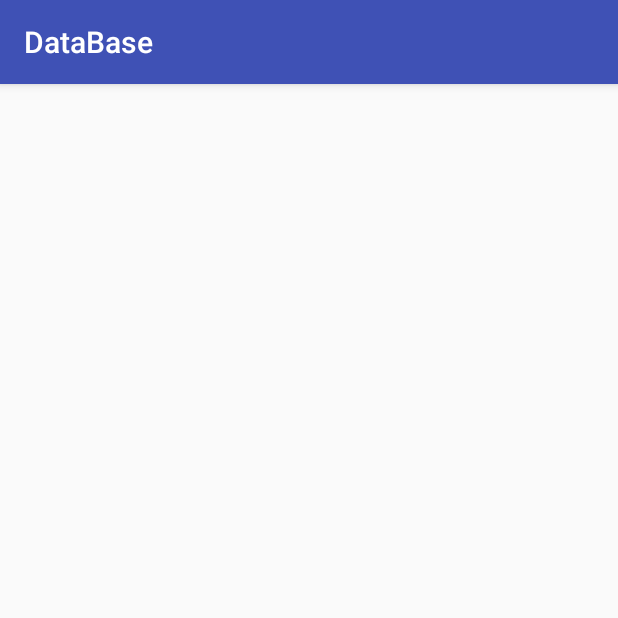
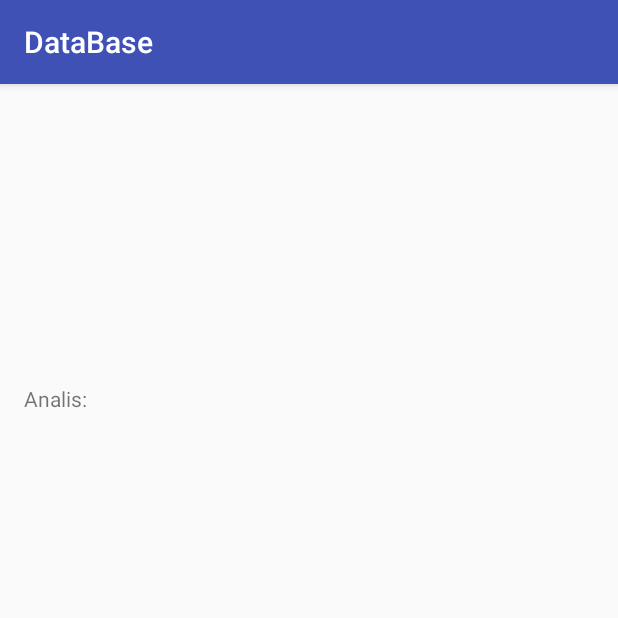
Before and after one commit to sailsdima/Database, an Android app: the SyntaxisAnalisatorActivity screen opened directly, with no data from a screen before it, on a phone screen of 412 x 824 dp, the top half of it. Run offline under Robolectric (Android 15) with nearby library versions, the phone set to English and light mode, and no system bars.

Commit message:
updated syntaxisAnalisatorActivity and xml File. created menu_analisators.xml

```diff
--- a/app/src/main/java/com/example/sails/database/CustomQueryActivity.java
+++ b/app/src/main/java/com/example/sails/database/CustomQueryActivity.java
@@ -107,11 +107,7 @@ public class CustomQueryActivity extends AppCompatActivity implements View.OnCli
 
                     c.close();
                 }
-
-
-
                 keyWordsInsertion(arrColumns.toArray());
-
                 break;
 
         }
--- a/app/src/main/java/com/example/sails/database/SyntaxisAnalisatorActivity.java
+++ b/app/src/main/java/com/example/sails/database/SyntaxisAnalisatorActivity.java
@@ -2,12 +2,20 @@ package com.example.sails.database;
 
 import android.support.v7.app.AppCompatActivity;
 import android.os.Bundle;
+import android.widget.TextView;
 
 public class SyntaxisAnalisatorActivity extends AppCompatActivity {
+
+    TextView textViewSyntAnalisatorAnalis, textViewSyntAnalisatorQuery;
 
     @Override
     protected void onCreate(Bundle savedInstanceState) {
         super.onCreate(savedInstanceState);
         setContentView(R.layout.activity_syntaxis_analisator);
+
+        textViewSyntAnalisatorAnalis = (TextView) findViewById(R.id.textViewSyntAnalisatorAnalis);
+        textViewSyntAnalisatorQuery = (TextView) findViewById(R.id.textViewSyntAnalisatorQuery);
+
+        textViewSyntAnalisatorQuery.setText(getIntent().getStringExtra("query"));
     }
 }
--- a/app/src/main/res/layout/activity_syntaxis_analisator.xml
+++ b/app/src/main/res/layout/activity_syntaxis_analisator.xml
@@ -1,12 +1,36 @@
 <?xml version="1.0" encoding="utf-8"?>
-<RelativeLayout xmlns:android="http://schemas.android.com/apk/res/android"
+<LinearLayout xmlns:android="http://schemas.android.com/apk/res/android"
     xmlns:tools="http://schemas.android.com/tools"
     android:layout_width="match_parent"
     android:layout_height="match_parent"
+    android:orientation="vertical"
     android:paddingBottom="@dimen/activity_vertical_margin"
     android:paddingLeft="@dimen/activity_horizontal_margin"
     android:paddingRight="@dimen/activity_horizontal_margin"
     android:paddingTop="@dimen/activity_vertical_margin"
     tools:context="com.example.sails.database.SyntaxisAnalisatorActivity">
 
-</RelativeLayout>
+
+        <TextView
+            android:layout_width="match_parent"
+            android:layout_height="match_parent"
+            android:layout_weight="3"
+            android:id="@+id/textViewSyntAnalisatorQuery"
+            android:text="your query"/>
+
+        <LinearLayout
+            android:layout_width="match_parent"
+            android:layout_height="match_parent"
+            android:layout_weight="1">
+
+            <TextView
+                android:layout_width="match_parent"
+                android:layout_height="match_parent"
+                android:id="@+id/textViewSyntAnalisatorAnalis"
+                android:text="Analis:"/>
+
+
+        </LinearLayout>
+
+
+</LinearLayout>
--- /dev/null
+++ b/app/src/main/res/menu/menu_analisators.xml
@@ -0,0 +1,4 @@
+<?xml version="1.0" encoding="utf-8"?>
+<menu xmlns:android="http://schemas.android.com/apk/res/android">
+
+</menu>
```
